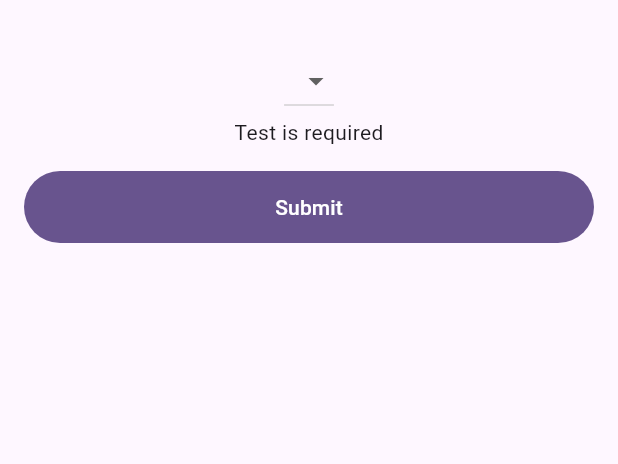
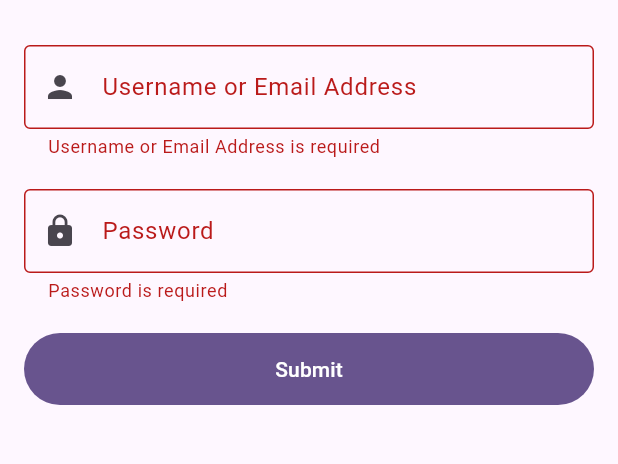
Before and after one commit to teknologicakrainternasional/formify, a Flutter app: the screen it shows after launch, after a tap on "Submit", on a phone screen of 412 x 824 dp, the part 63-527 px from its top. Run offline on Flutter 3.47's test engine with Material 2 defaults, Android fonts, the phone set to English and light mode, and no system bars.

```diff
--- a/example/lib/form_demo.dart
+++ b/example/lib/form_demo.dart
@@ -3,40 +3,55 @@ import 'package:formify/formify.dart';
 
 class FormDemo extends FormifyForms {
   @override
-  FormifyFormBuilder? get formBuilder => (context, formify, child) {
-        return Column(
-          children: [
-            DropdownButton<int>(
-              value: formify.value,
-              items: [1, 2, 3]
-                  .map((e) => DropdownMenuItem(
-                        value: e,
-                        child: Text("$e"),
-                      ))
-                  .toList(),
-              onChanged: formify.onChanged,
-            ),
-            if (formify.error != null) ...[
-              Text(formify.error!),
-            ],
-          ],
-        );
+  Map<String, String> get attributes => {
+        'username': FT.email,
+        'password': FT.password,
       };
 
   @override
-  Map<String, String> get attributes => {
-        'test': FT.text,
+  Map<String, String> get labels => {
+        'username': 'Username or Email Address',
       };
 
   @override
-  Map<String, List<dynamic>> get rules => {
-        'test': [FR.required, customValidation],
+  Map<String, List> get rules => {
+        'username': [FR.required],
+        'password': [FR.required, FR.min(5)],
       };
 
-  String? customValidation(value) {
-    if (value == 1) {
-      return 'OKOK WAE';
-    }
-    return null;
-  }
+  @override
+  Map<String, String> get validationMessage =>
+      {'min': 'The @attribute minimum contain @extra character'};
+
+  @override
+  InputDecoration? get inputDecoration => const InputDecoration(
+        border: OutlineInputBorder(),
+        focusedBorder: OutlineInputBorder(
+          borderSide: BorderSide(color: Colors.purple),
+        ),
+      );
+
+  @override
+  FormifyFormBuilder? get formBuilder => (
+        BuildContext context,
+        Formify formify,
+        FormifyTextField child,
+      ) {
+        if (formify.attribute == 'username') {
+          return child.copyWith(prefixIcon: const Icon(Icons.person));
+        }
+        if (formify.attribute == 'password') {
+          return child.copyWith(prefixIcon: const Icon(Icons.lock));
+        }
+        return child;
+      };
+
+  @override
+  FormifySeparatorBuilder? get separatorBuilder => (
+        BuildContext context,
+        Formify formify,
+        Widget child,
+      ) {
+        return const SizedBox(height: 20);
+      };
 }
--- a/lib/formify_forms.dart
+++ b/lib/formify_forms.dart
@@ -18,7 +18,7 @@ class FormifyForms {
 
   ValueNotifier<bool> isLoadingNotifier = ValueNotifier<bool>(false);
 
-  bool get isAutoValidation => false;
+  bool get isAutoValidation => true;
 
   Map<String, String> get attributes => {};
 
@@ -26,7 +26,7 @@ class FormifyForms {
 
   Map<String, List<dynamic>> get rules => {};
 
-  Map<String, String> get validatorMessages => {};
+  Map<String, String> get validationMessage => {};
 
   final Map<String, dynamic> _values = {};
 
@@ -44,6 +44,8 @@ class FormifyForms {
 
   InputDecoration? get inputDecoration => null;
 
+  Function(String)? get onSubmit => null;
+
   setIsLoading(bool value) {
     isLoadingNotifier.value = value;
   }
@@ -59,7 +61,7 @@ class FormifyForms {
   }
 
   String? getValidatorMessage(String rule) {
-    return validatorMessages[rule];
+    return validationMessage[rule];
   }
 
   validateAttribute(String attribute, dynamic value) {
@@ -121,6 +123,18 @@ class FormifyForms {
   }
 
   //VALUE
+  setInitialValue(String attribute, dynamic value) {
+    if (!attributes.containsKey(attribute)) {
+      return;
+    }
+    _values[attribute] = value;
+  }
+
+  setInitialValues(Map<String, dynamic> values) {
+    values.removeWhere((key, value) => !attributes.containsKey(key));
+    _values.addAll(values);
+  }
+
   setValue(String attribute, dynamic value) {
     if (!attributes.containsKey(attribute)) {
       return;
@@ -128,9 +142,9 @@ class FormifyForms {
     clearErrorMessages(attribute);
     _values[attribute] = value;
     _getValueNotifier(attribute).value = value;
-    if(isAutoValidation){
+    if (isAutoValidation) {
       validateAttribute(attribute, value);
-    }else{
+    } else {
       clearErrorMessages(attribute);
     }
   }
@@ -171,6 +185,7 @@ class FormifyForms {
       return;
     }
     _errors[attribute] = messages;
+    _validateAttributeByKey(attribute);
   }
 
   List<String>? getErrorMessages(String attribute) {
@@ -202,17 +217,25 @@ class FormifyForms {
   //GENERATE WIDGETS
   List<Widget> getWidgets() {
     return attributes.keys.map((attribute) {
+      final attrs = attributes.keys.toList();
+      final length = attrs.length;
+      final isLast = attrs.indexWhere((a) => a == attribute) == length - 1;
       final key = getFormKey(attribute);
+      final type = getAttributeType(attribute);
+      final obscure = type == FT.password;
       const separator = SizedBox(height: 16);
       final form = FormifyTextField(
         formKey: key,
+        obscureText: obscure,
         label: getLabel(attribute),
         validator: (_) => getErrorMessage(attribute),
         onChanged: (value) => setValue(attribute, value),
         keyboardType: getAttributeType(attribute).keyboardType,
         autovalidateMode: AutovalidateMode.always,
-        initialValue: getValue(attribute),
+        //initialValue: getValue(attribute),
         inputDecoration: inputDecoration,
+        onFieldSubmitted: isLast ? onSubmit : null,
+        textInputAction: isLast ? TextInputAction.send : TextInputAction.next,
       );
       return ValueListenableBuilder<bool>(
           valueListenable: isLoadingNotifier,
@@ -221,23 +244,29 @@ class FormifyForms {
               crossAxisAlignment: CrossAxisAlignment.start,
               mainAxisAlignment: MainAxisAlignment.start,
               children: [
-                if (formBuilder != null) ...[
                 ValueListenableBuilder<List<String>?>(
                     valueListenable: _getErrorNotifier(attribute),
                     builder: (context, errors, __) {
                       return ValueListenableBuilder(
                           valueListenable: _getValueNotifier(attribute),
                           builder: (context, value, __) {
+                            if (formBuilder != null) {
                               return formBuilder!(
                                 context,
                                 Formify(this, attribute, isLoading),
-                                form,
+                                form.copyWith(
+                                  readOnly: isLoading,
+                                  initialValue: value?.toString(),
+                                ),
                               );
+                            } else {
+                              return form.copyWith(
+                                readOnly: isLoading,
+                                initialValue: value?.toString(),
+                              );
+                            }
                           });
                     }),
-                ] else ...[
-                  form.copyWith(readOnly: isLoading),
-                ],
                 if (separatorBuilder != null) ...[
                   separatorBuilder!(
                     context,
--- a/lib/widgets/formify_text_field.dart
+++ b/lib/widgets/formify_text_field.dart
@@ -82,6 +82,9 @@ class FormifyTextField extends StatelessWidget {
     if (inputDecoration != null) {
       return inputDecoration!.copyWith(
         labelText: inputDecoration?.labelText ?? label,
+        prefixIcon: inputDecoration?.prefixIcon??prefixIcon,
+        suffixIcon: inputDecoration?.suffixIcon??suffixIcon,
+        hintText: inputDecoration?.hintText??hintText
       );
     }
     return InputDecoration(labelText: label);
@@ -143,6 +146,7 @@ class FormifyTextField extends StatelessWidget {
     InputDecoration? inputDecoration,
   }) {
     return FormifyTextField(
+      initialValue: initialValue??this.initialValue,
       formKey: formKey ?? this.formKey,
       required: required ?? this.required,
       label: label ?? this.label,
```
Also changed, not shown: lib/constants/fv.dart (+27 -27 lines). Lines whose indentation alone changed are shown as unchanged.
